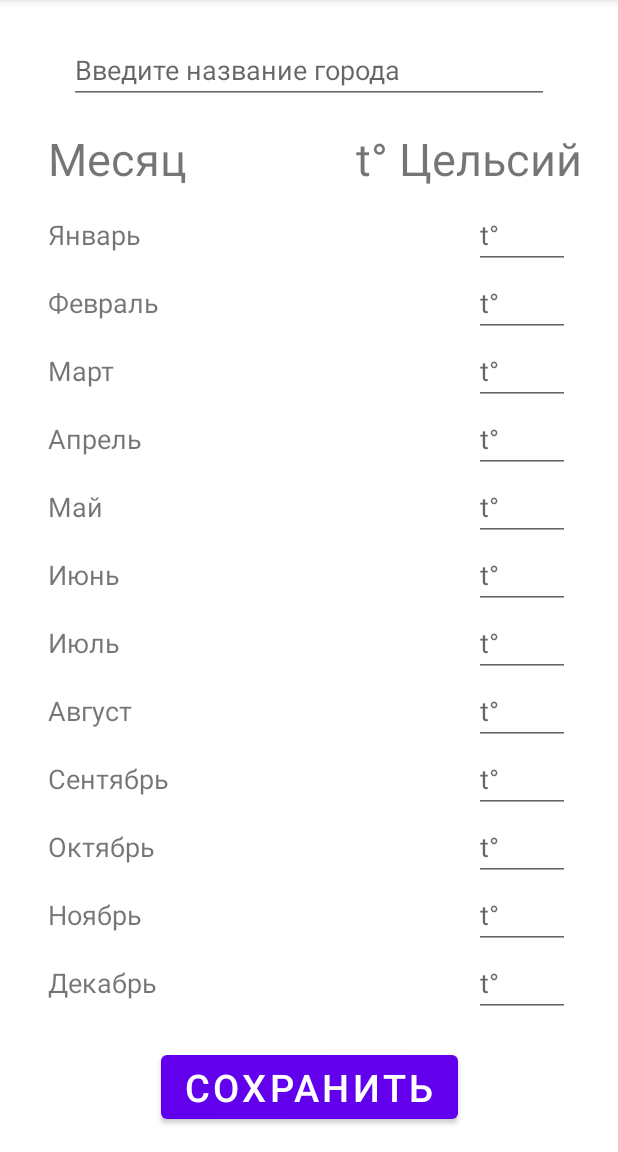
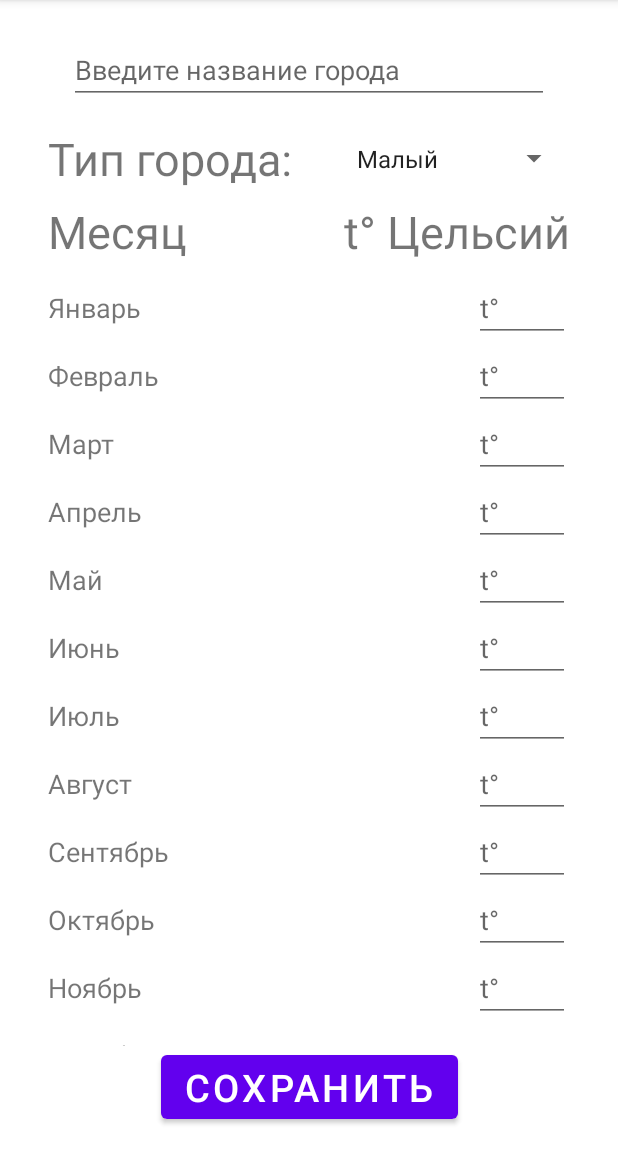
Before and after one commit to TempalovVictor/Weather, an Android app: the fragment CityListFragment placed in its activity, after a tap on "ADD", on a phone screen of 412 x 824 dp, the part 84-1236 px from its top. Run offline under Robolectric (Android 15) with nearby library versions, the phone set to English and light mode, and no system bars; our stand-ins replace Room's generated code.

Commit message:
City type moved to DetailCityFragment

```diff
--- a/app/src/main/java/com/tempvic/weather/dataUsage/DataCityAdapter.java
+++ b/app/src/main/java/com/tempvic/weather/dataUsage/DataCityAdapter.java
@@ -1,27 +1,15 @@
 package com.tempvic.weather.dataUsage;
 
-import android.app.Activity;
-import android.app.Application;
-import android.content.Context;
 import android.graphics.Color;
 import android.view.View;
 import android.view.ViewGroup;
-import android.widget.AdapterView;
-import android.widget.ArrayAdapter;
-import android.widget.Spinner;
 import android.widget.TextView;
-import android.widget.Toast;
 
 import androidx.annotation.NonNull;
 import androidx.recyclerview.widget.RecyclerView;
 
 import com.tempvic.weather.ICityItemCallback;
-import com.tempvic.weather.MainApplication;
 import com.tempvic.weather.R;
-import com.tempvic.weather.database.CitiesInfoTable;
-
-import java.util.ArrayList;
-import java.util.List;
 
 public class DataCityAdapter extends SimpleListAdapter {
 
@@ -47,27 +35,6 @@ public class DataCityAdapter extends SimpleListAdapter {
             TextView nameTextView = ((CityViewHolder) holder).nameTextView;
             CityItem item = (CityItem) getItems().get(position);
             nameTextView.setText(item.getText());
-            Spinner typeCity = ((CityViewHolder) holder).typeCity;
-            int idCityItem = item.getIdCityItem();
-
-            ArrayAdapter<?> adapter =
-                    ArrayAdapter.createFromResource(((CityViewHolder) holder).typeCity.getContext(), R.array.type_city, android.R.layout.simple_spinner_item);
-            adapter.setDropDownViewResource(android.R.layout.simple_spinner_dropdown_item);
-
-            typeCity.setAdapter(adapter);
-
-            ((CityViewHolder) holder).typeCity.setOnItemSelectedListener(new AdapterView.OnItemSelectedListener() {
-                @Override
-                public void onItemSelected(AdapterView<?> parent, View view, int position, long id) {
-                    String res = changeTypeCity(idCityItem);
-                    item.setCityType(typeCity);
-                }
-
-                @Override
-                public void onNothingSelected(AdapterView<?> parent) {
-
-                }
-            });
 
             holder.itemView.setOnClickListener(new View.OnClickListener() {
                 @Override
@@ -84,8 +51,4 @@ public class DataCityAdapter extends SimpleListAdapter {
             throw new IllegalStateException("Define new layout Id");
         }
     }
-
-    public String changeTypeCity (int idItem) {
-        return MainApplication.database.citiesInfoDao().getCityTypeById(idItem);
-    }
 }
--- a/app/src/main/java/com/tempvic/weather/database/CitiesInfoTable.java
+++ b/app/src/main/java/com/tempvic/weather/database/CitiesInfoTable.java
@@ -29,6 +29,10 @@ public class CitiesInfoTable {
 
     public String getCityName() {
         return cityName;
+    }
+
+    public String getCityType() {
+        return cityType;
     }
 
     public String[] getMonthTemp() {
--- a/app/src/main/java/com/tempvic/weather/fragments/DetailCityFragment.java
+++ b/app/src/main/java/com/tempvic/weather/fragments/DetailCityFragment.java
@@ -5,8 +5,10 @@ import android.text.TextUtils;
 import android.view.LayoutInflater;
 import android.view.View;
 import android.view.ViewGroup;
+import android.widget.ArrayAdapter;
 import android.widget.Button;
 import android.widget.EditText;
+import android.widget.Spinner;
 import android.widget.Toast;
 
 import androidx.annotation.NonNull;
@@ -23,6 +25,7 @@ import com.tempvic.weather.dataUsage.IBaseListItem;
 import com.tempvic.weather.database.CitiesInfoTable;
 
 import java.util.ArrayList;
+import java.util.Arrays;
 import java.util.List;
 
 import static com.tempvic.weather.Const.DEFAULT_STRING;
@@ -53,7 +56,15 @@ public class DetailCityFragment extends Fragment {
 
         CitiesInfoTable cityDetail = MainApplication.database.citiesInfoDao().getById(detailCityId);
         EditText cityName = view.findViewById(R.id.et_city_name);
-        setCityName(cityName, cityDetail);
+        Spinner cityType = view.findViewById(R.id.sp_type_city);
+
+        ArrayAdapter<?> adapterSpinner =
+                ArrayAdapter.createFromResource(getContext(), R.array.type_city, android.R.layout.simple_spinner_item);
+        adapterSpinner.setDropDownViewResource(android.R.layout.simple_spinner_dropdown_item);
+
+        cityType.setAdapter(adapterSpinner);
+
+        setCityName(cityDetail, cityName, cityType);
 
         Button buttonSave = view.findViewById(R.id.btn_save);
 
@@ -65,14 +76,18 @@ public class DetailCityFragment extends Fragment {
         recyclerView.setAdapter(adapter);
 
         initItems(adapter, cityDetail);
-        buttonSave.setOnClickListener(v -> handleOnClickSave(cityName, recyclerView));
+        buttonSave.setOnClickListener(v -> handleOnClickSave(cityName, cityType, recyclerView));
     }
 
-    private void setCityName(EditText cityName, CitiesInfoTable units) {
+    private void setCityName(CitiesInfoTable units, EditText cityName, Spinner cityType) {
         if (detailCityId == DEFAULT_TABLE_INT) {
             cityName.setText(DEFAULT_STRING);
         } else {
             cityName.setText(units.getCityName());
+            List arrayType = Arrays.asList(getResources().getStringArray(R.array.type_city));
+            String cityTypeFromDb = units.getCityType();
+            int position = arrayType.indexOf(cityTypeFromDb);
+            cityType.setSelection(position);
         }
     }
 
@@ -90,9 +105,10 @@ public class DetailCityFragment extends Fragment {
         }
     }
 
-    private void handleOnClickSave(EditText etCityName, RecyclerView recyclerView) {
+    private void handleOnClickSave(EditText etCityName, Spinner spCityType, RecyclerView recyclerView) {
 
         String cityName = etCityName.getText().toString();
+        String cityType = spCityType.getSelectedItem().toString();
 
         List<CitiesInfoTable> units = MainApplication.database.citiesInfoDao().getAll();
 
@@ -106,7 +122,7 @@ public class DetailCityFragment extends Fragment {
 
         if (TextUtils.isEmpty(cityName)) {
             showMessage("Ошибка! Введите название города");
-        } else if (cities.contains(cityName.replaceAll("[^a-zA-Z-а-яёА-ЯЁ]+", "").toUpperCase())) {
+        } else if (detailCityId == 0 && cities.contains(cityName.replaceAll("[^a-zA-Z-а-яёА-ЯЁ]+", "").toUpperCase())) {
             showMessage("Ошибка! Город с таким названием уже есть");
         } else {
             DetailCityAdapter adapter = (DetailCityAdapter) recyclerView.getAdapter();
@@ -118,6 +134,7 @@ public class DetailCityFragment extends Fragment {
                 CitiesInfoTable citiesInfoTable = new CitiesInfoTable(
                         detailCityId,
                         cityName,
+                        cityType,
                         allMonthItems.get(0).getTemperature(),
                         allMonthItems.get(1).getTemperature(),
                         allMonthItems.get(2).getTemperature(),
@@ -136,6 +153,10 @@ public class DetailCityFragment extends Fragment {
 
                 String completeMessage = detailCityId == DEFAULT_TABLE_INT ? "Новый город создан" : "Город обновлен";
                 showMessage(completeMessage);
+
+                if (detailCityId == DEFAULT_TABLE_INT) {
+                    detailCityId = MainApplication.database.citiesInfoDao().getId(cityName);
+                }
             }
         }
     }
--- a/app/src/main/res/layout/fragment_detail_city.xml
+++ b/app/src/main/res/layout/fragment_detail_city.xml
@@ -1,12 +1,11 @@
 <?xml version="1.0" encoding="utf-8"?>
-<androidx.constraintlayout.widget.ConstraintLayout
-    xmlns:android="http://schemas.android.com/apk/res/android"
+<androidx.constraintlayout.widget.ConstraintLayout xmlns:android="http://schemas.android.com/apk/res/android"
     xmlns:app="http://schemas.android.com/apk/res-auto"
     xmlns:tools="http://schemas.android.com/tools"
     android:id="@+id/cl_detail_city"
-    android:background="@android:color/white"
     android:layout_width="match_parent"
-    android:layout_height="match_parent">
+    android:layout_height="match_parent"
+    android:background="@android:color/white">
 
     <EditText
         android:id="@+id/et_city_name"
@@ -22,26 +21,46 @@
         app:layout_constraintTop_toTopOf="parent" />
 
     <TextView
+        android:id="@+id/tv_type_city"
+        android:layout_width="wrap_content"
+        android:layout_height="wrap_content"
+        android:layout_marginStart="32dp"
+        android:layout_marginTop="16dp"
+        android:text="@string/type_of_city"
+        android:textSize="30sp"
+        app:layout_constraintStart_toStartOf="parent"
+        app:layout_constraintTop_toBottomOf="@+id/et_city_name" />
+
+    <Spinner
+        android:id="@+id/sp_type_city"
+        android:layout_width="150dp"
+        android:layout_height="0dp"
+        android:layout_marginEnd="32dp"
+        app:layout_constraintBottom_toBottomOf="@+id/tv_type_city"
+        app:layout_constraintEnd_toEndOf="parent"
+        app:layout_constraintTop_toTopOf="@+id/tv_type_city" />
+
+    <TextView
         android:id="@+id/tv_temp_scale"
         android:layout_width="wrap_content"
         android:layout_height="wrap_content"
         android:layout_marginStart="32dp"
-        android:layout_marginTop="16dp"
+        android:layout_marginTop="8dp"
         android:text="@string/month"
         android:textSize="30sp"
         app:layout_constraintStart_toStartOf="parent"
-        app:layout_constraintTop_toBottomOf="@+id/et_city_name" />
+        app:layout_constraintTop_toBottomOf="@+id/tv_type_city" />
 
     <TextView
         android:id="@+id/tv_celsiusScale"
         android:layout_width="wrap_content"
         android:layout_height="wrap_content"
-        android:layout_marginTop="16dp"
-        android:layout_marginEnd="24dp"
+        android:layout_marginTop="8dp"
+        android:layout_marginEnd="32dp"
         android:text="@string/temp_in_celsius"
         android:textSize="30sp"
         app:layout_constraintEnd_toEndOf="parent"
-        app:layout_constraintTop_toBottomOf="@+id/et_city_name" />
+        app:layout_constraintTop_toBottomOf="@+id/tv_type_city" />
 
     <androidx.recyclerview.widget.RecyclerView
         android:id="@+id/rv_month_temp"
--- a/app/src/main/res/layout/item_city.xml
+++ b/app/src/main/res/layout/item_city.xml
@@ -14,12 +14,4 @@
         android:hint="@string/city_name_hint"
         android:textSize="30sp" />
 
-    <Spinner
-        android:textAlignment="textEnd"
-        android:layout_gravity="center|end"
-        android:id="@+id/sp_type_city"
-        android:layout_width="0dp"
-        android:layout_height="wrap_content"
-        android:layout_weight="1" />
-
 </LinearLayout>
```
